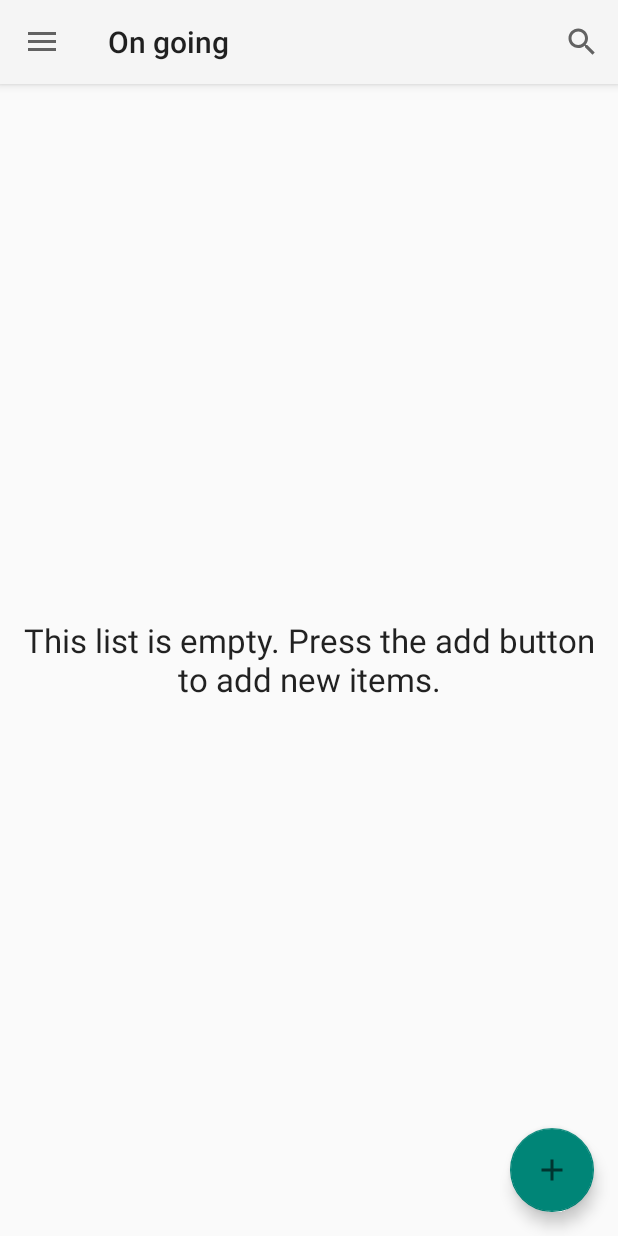
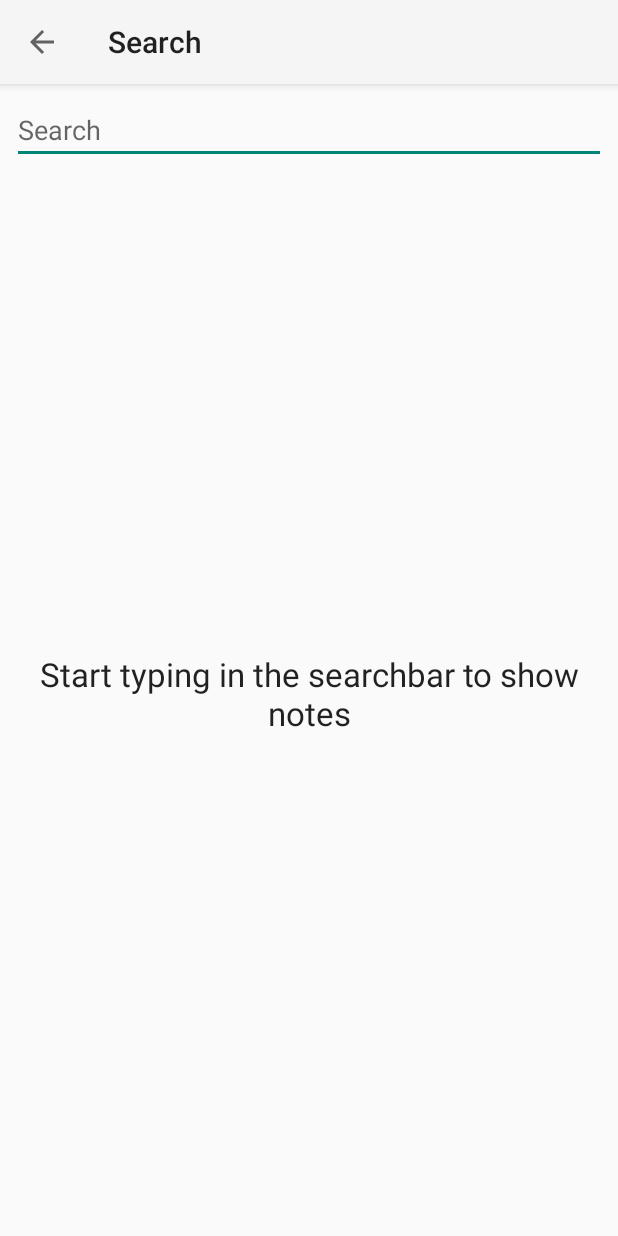
Before and after one commit to YAJATapps/ReminderApp, an Android app: the screen it shows after launch (MainActivity before the commit, SearchActivity after it), after a tap on "Search", on a phone screen of 412 x 824 dp. Run offline under Robolectric (Android 15) with nearby library versions, the phone set to English and light mode, and no system bars; our stand-ins replace Room's generated code, navigation-ui.

Commit message:
Add search activity

```diff
--- a/app/src/main/AndroidManifest.xml
+++ b/app/src/main/AndroidManifest.xml
@@ -27,6 +27,14 @@
                 <category android:name="android.intent.category.DEFAULT" />
             </intent-filter>
         </activity>
+        <activity
+            android:name=".SearchActivity"
+            android:label="@string/search"
+            android:theme="@style/Theme.ReminderApp.NoActionBar">
+            <intent-filter>
+                <category android:name="android.intent.category.DEFAULT" />
+            </intent-filter>
+        </activity>
     </application>
 
 </manifest>
--- a/app/src/main/java/com/reminderapp/MainActivity.java
+++ b/app/src/main/java/com/reminderapp/MainActivity.java
@@ -4,7 +4,6 @@ import android.content.Intent;
 import android.os.Bundle;
 import android.view.MenuItem;
 import android.view.Menu;
-import android.widget.Toast;
 
 import com.google.android.material.floatingactionbutton.FloatingActionButton;
 import com.google.android.material.navigation.NavigationView;
@@ -52,7 +51,8 @@ public class MainActivity extends AppCompatActivity {
     @Override
     public boolean onOptionsItemSelected(MenuItem item) {
         if (item.getItemId() == 1) {
-            Toast.makeText(this, "Replace with your own search action", Toast.LENGTH_SHORT).show();
+            Intent myIntent = new Intent(this, SearchActivity.class);
+            startActivity(myIntent);
             return true;
         }
         return super.onOptionsItemSelected(item);
--- /dev/null
+++ b/app/src/main/java/com/reminderapp/SearchActivity.java
@@ -0,0 +1,83 @@
+package com.reminderapp;
+
+import android.os.Bundle;
+import android.text.Editable;
+import android.text.TextWatcher;
+import android.view.MenuItem;
+import android.widget.EditText;
+
+import com.reminderapp.adapters.SearchAdapter;
+import com.reminderapp.database.Note;
+import com.reminderapp.database.NoteViewModel;
+
+import androidx.lifecycle.ViewModelProvider;
+import androidx.appcompat.app.AppCompatActivity;
+import androidx.appcompat.widget.Toolbar;
+import androidx.recyclerview.widget.LinearLayoutManager;
+import androidx.recyclerview.widget.RecyclerView;
+
+import java.util.List;
+
+public class SearchActivity extends AppCompatActivity {
+
+    // Adapter for search
+    private SearchAdapter mAdapter;
+
+    // Search bar
+    private EditText searchBar;
+
+    @Override
+    protected void onCreate(Bundle savedInstanceState) {
+        super.onCreate(savedInstanceState);
+        setContentView(R.layout.activity_search);
+        Toolbar toolbar = findViewById(R.id.toolbar);
+        setSupportActionBar(toolbar);
+
+        searchBar = findViewById(R.id.note_searchbar);
+
+        RecyclerView recyclerView = findViewById(R.id.recycler_view);
+        recyclerView.setLayoutManager(new LinearLayoutManager(this));
+        mAdapter = new SearchAdapter();
+        recyclerView.setAdapter(mAdapter);
+
+        // Init the view model for notes.
+        // Note ViewModel
+        NoteViewModel noteViewModel = new ViewModelProvider(this).get(NoteViewModel.class);
+        noteViewModel.getAllNotes().observe(this, notes -> {
+            // Update the cached copy of the notes in the adapter.
+            mAdapter.setNotesList(notes);
+            mAdapter.notifyDataSetChanged();
+        });
+
+        searchBar.addTextChangedListener(new TextWatcher() {
+
+            @Override
+            public void afterTextChanged(Editable s) {
+            }
+
+            @Override
+            public void beforeTextChanged(CharSequence s, int start,
+                                          int count, int after) {
+            }
+
+            @Override
+            public void onTextChanged(CharSequence s, int start,
+                                      int before, int count) {
+                mAdapter.filter(searchBar.getText().toString());
+                mAdapter.notifyDataSetChanged();
+            }
+        });
+
+        if (getSupportActionBar() != null)
+            getSupportActionBar().setDisplayHomeAsUpEnabled(true);
+    }
+
+    @Override
+    public boolean onOptionsItemSelected(MenuItem item) {
+        if (item.getItemId() == android.R.id.home) {
+            this.finish();
+            return true;
+        }
+        return super.onOptionsItemSelected(item);
+    }
+}
--- /dev/null
+++ b/app/src/main/java/com/reminderapp/adapters/SearchAdapter.java
@@ -0,0 +1,92 @@
+package com.reminderapp.adapters;
+
+import android.content.Intent;
+import android.view.LayoutInflater;
+import android.view.View;
+import android.view.ViewGroup;
+import android.widget.TextView;
+
+import androidx.recyclerview.widget.RecyclerView;
+
+import com.reminderapp.NoteActivity;
+import com.reminderapp.R;
+import com.reminderapp.database.Note;
+import com.reminderapp.holders.NoteViewHolder;
+
+import java.util.ArrayList;
+import java.util.List;
+
+public class SearchAdapter extends RecyclerView.Adapter<NoteViewHolder> {
+
+    // The list of all notes
+    private List<Note> mNotes;
+
+    // The list of filtered notes
+    private List<Note> filteredNotes;
+
+    /**
+     * Sets the list
+     */
+    public void setNotesList(List<Note> notes) {
+        mNotes = notes;
+    }
+
+    public void filter(String s) {
+        if (s.isEmpty()) {
+            filteredNotes = new ArrayList<>();
+        }
+        ArrayList<Note> list = new ArrayList<>();
+        if (mNotes != null && mNotes.size() > 0) {
+            for (Note note : mNotes) {
+                if (note.title.contains(s)) {
+                    list.add(note);
+                }
+            }
+        }
+        filteredNotes = list;
+    }
+
+    // View to show when list is empty
+    private final int EMPTY_LIST_VIEW = 100;
+
+    @Override
+    public int getItemViewType(int position) {
+        if (filteredNotes == null || filteredNotes.size() == 0)
+            return EMPTY_LIST_VIEW;
+        return super.getItemViewType(position);
+    }
+
+    @Override
+    public NoteViewHolder onCreateViewHolder(ViewGroup parent, int viewType) {
+        if (viewType == EMPTY_LIST_VIEW) {
+            View view = LayoutInflater.from(parent.getContext())
+                    .inflate(R.layout.fragment_empty, parent, false);
+            TextView textView = view.findViewById(R.id.empty_message);
+            textView.setText(R.string.start_typ);
+            return new NoteViewHolder(view);
+        }
+
+        View view = LayoutInflater.from(parent.getContext())
+                .inflate(R.layout.note_item, parent, false);
+        NoteViewHolder holder = new NoteViewHolder(view);
+        view.setOnClickListener((View v) -> {
+            Intent myIntent = new Intent(v.getContext(), NoteActivity.class);
+            myIntent.putExtra("id", filteredNotes.get(holder.getAdapterPosition()).id);
+            v.getContext().startActivity(myIntent);
+        });
+
+        return holder;
+    }
+
+    @Override
+    public void onBindViewHolder(NoteViewHolder holder, int position) {
+        if (holder.getItemViewType() != EMPTY_LIST_VIEW)
+            holder.bind(filteredNotes.get(position).title);
+    }
+
+    @Override
+    public int getItemCount() {
+        return filteredNotes == null || filteredNotes.size() == 0 ? 1 : filteredNotes.size();
+    }
+
+}
--- /dev/null
+++ b/app/src/main/res/layout/activity_search.xml
@@ -0,0 +1,61 @@
+<?xml version="1.0" encoding="utf-8"?>
+<androidx.constraintlayout.widget.ConstraintLayout xmlns:android="http://schemas.android.com/apk/res/android"
+    xmlns:app="http://schemas.android.com/apk/res-auto"
+    android:layout_width="match_parent"
+    android:layout_height="match_parent">
+
+    <com.google.android.material.appbar.AppBarLayout
+        android:id="@+id/appbar"
+        android:layout_width="match_parent"
+        android:layout_height="wrap_content"
+        android:theme="@style/Theme.ReminderApp.AppBarOverlay"
+        app:layout_constraintBottom_toTopOf="@+id/search_view"
+        app:layout_constraintEnd_toEndOf="parent"
+        app:layout_constraintStart_toStartOf="parent"
+        app:layout_constraintTop_toTopOf="parent">
+
+        <androidx.appcompat.widget.Toolbar
+            android:id="@+id/toolbar"
+            android:layout_width="match_parent"
+            android:layout_height="?attr/actionBarSize"
+            android:background="?attr/colorPrimary"
+            app:popupTheme="@style/Theme.ReminderApp.PopupOverlay" />
+
+    </com.google.android.material.appbar.AppBarLayout>
+
+    <androidx.constraintlayout.widget.ConstraintLayout
+        android:id="@+id/search_view"
+        android:layout_width="match_parent"
+        android:layout_height="0dp"
+        android:padding="8dp"
+        app:layout_constraintBottom_toBottomOf="parent"
+        app:layout_constraintEnd_toEndOf="parent"
+        app:layout_constraintStart_toStartOf="parent"
+        app:layout_constraintTop_toBottomOf="@+id/appbar">
+
+        <EditText
+            android:id="@+id/note_searchbar"
+            android:layout_width="match_parent"
+            android:layout_height="wrap_content"
+            android:hint="@string/search"
+            android:inputType="text"
+            android:lines="1"
+            android:maxLines="1"
+            app:layout_constraintBottom_toTopOf="@+id/recycler_view"
+            app:layout_constraintEnd_toEndOf="parent"
+            app:layout_constraintStart_toStartOf="parent"
+            app:layout_constraintTop_toTopOf="parent" />
+
+        <androidx.recyclerview.widget.RecyclerView
+            android:id="@+id/recycler_view"
+            android:layout_width="match_parent"
+            android:layout_height="0dp"
+            android:scrollbars="vertical"
+            app:layout_constraintBottom_toBottomOf="parent"
+            app:layout_constraintEnd_toEndOf="parent"
+            app:layout_constraintStart_toStartOf="parent"
+            app:layout_constraintTop_toBottomOf="@+id/note_searchbar" />
+
+    </androidx.constraintlayout.widget.ConstraintLayout>
+
+</androidx.constraintlayout.widget.ConstraintLayout>
--- a/app/src/main/res/layout/fragment_empty.xml
+++ b/app/src/main/res/layout/fragment_empty.xml
@@ -5,6 +5,7 @@
     android:padding="12dp">
 
     <TextView
+        android:id="@+id/empty_message"
         android:layout_width="match_parent"
         android:layout_height="wrap_content"
         android:layout_gravity="center"
--- a/app/src/main/res/values/strings.xml
+++ b/app/src/main/res/values/strings.xml
@@ -19,4 +19,5 @@
     <string name="size">Size</string>
     <string name="unfavorite">Unfavorite</string>
     <string name="unfinished">Unfinished</string>
+    <string name="start_typ">Start typing in the searchbar to show notes</string>
 </resources>
```
